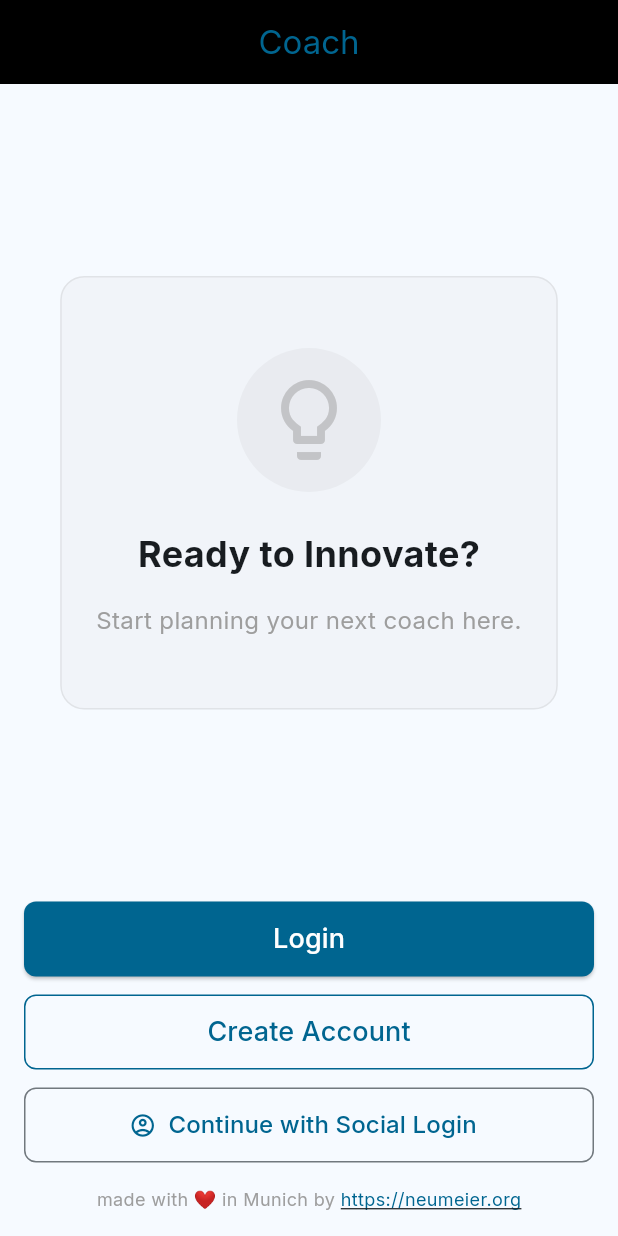
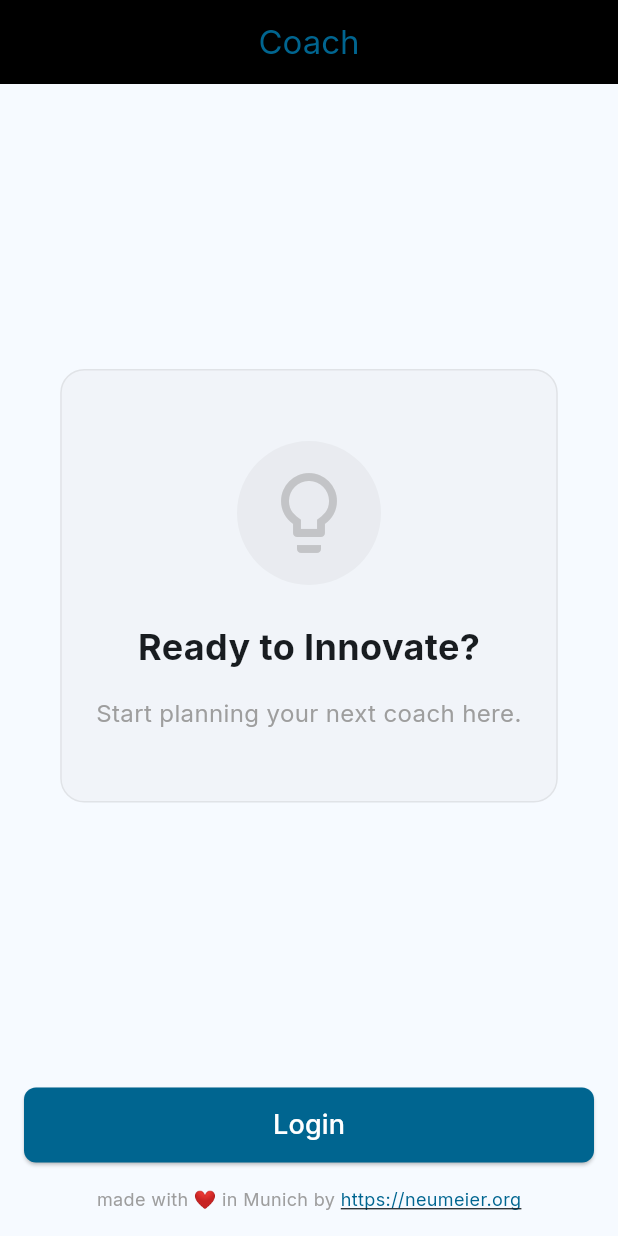
Before and after one commit to andreasofthings/innovation, a Flutter app: the screen it shows after launch, on a phone screen of 412 x 824 dp. Run offline on Flutter 3.47's test engine with Material 3 defaults, Android fonts, the phone set to English and light mode, and no system bars; our stand-ins replace app_links, flutter_colorpicker, flutter_secure_storage, google_fonts; missing offline and left inert: flutter_appauth; accounts and stored records are empty.

Commit message:
fix: improve login resilience and unify platform builds
- Refactored AuthProvider to support platform-specific redirect URLs
  (Web vs Native) and allow bypassing OIDC discovery to solve "Load failed"
  errors on mobile browsers.
- Simplified LoginScreen by offloading registration and social login
  to Authentik server-side flows.
- Updated ios.yml workflow to include necessary --dart-define flags
  consistent with the Web build.
- Updated tests and verified UI on Web.

Co-authored-by: andreasofthings <1290581+andreasofthings@users.noreply.github.com>

```diff
--- a/lib/screens/login_screen.dart
+++ b/lib/screens/login_screen.dart
@@ -104,47 +104,6 @@ class LoginScreen extends StatelessWidget {
                             ),
                           ),
                         ),
-                        const SizedBox(height: 12),
-                        SizedBox(
-                          width: double.infinity,
-                          height: 50,
-                          child: OutlinedButton(
-                            onPressed: () {
-                              _handleEnroll(context);
-                            },
-                            style: OutlinedButton.styleFrom(
-                              side: BorderSide(color: colorScheme.primary),
-                              foregroundColor: colorScheme.primary,
-                              shape: RoundedRectangleBorder(
-                                borderRadius: BorderRadius.circular(8),
-                              ),
-                            ),
-                            child: const Text(
-                              'Create Account',
-                              style: TextStyle(fontSize: 18),
-                            ),
-                          ),
-                        ),
-                        const SizedBox(height: 12),
-                        SizedBox(
-                          width: double.infinity,
-                          height: 50,
-                          child: OutlinedButton.icon(
-                            onPressed: () {
-                              _handleSocialLogin(context);
-                            },
-                            icon: const Icon(Icons.account_circle_outlined),
-                            label: const Text(
-                              'Continue with Social Login',
-                              style: TextStyle(fontSize: 16),
-                            ),
-                            style: OutlinedButton.styleFrom(
-                              shape: RoundedRectangleBorder(
-                                borderRadius: BorderRadius.circular(8),
-                              ),
-                            ),
-                          ),
-                        ),
                         const SizedBox(height: 16),
                       ],
                     ),
@@ -191,25 +150,6 @@ class LoginScreen extends StatelessWidget {
     }
   }
 
-  Future<void> _handleEnroll(BuildContext context) async {
-    try {
-      final auth = context.read<AuthProvider>();
-      await auth.login(flow: 'coach-enrollment');
-    } catch (e) {
-      _showError(context, e);
-    }
-  }
-
-  Future<void> _handleSocialLogin(BuildContext context) async {
-    try {
-      await context.read<AuthProvider>().login(
-            idpHint: 'google',
-          );
-    } catch (e) {
-      _showError(context, e);
-    }
-  }
-
   void _showError(BuildContext context, dynamic e) {
     if (context.mounted) {
       ScaffoldMessenger.of(context).showSnackBar(
--- /dev/null
+++ b/package.json
@@ -0,0 +1,5 @@
+{
+  "dependencies": {
+    "playwright": "^1.59.1"
+  }
+}
```
Also changed, not shown: lib/providers/auth_provider.dart (+45 -22 lines), login_screen.png (added), package-lock.json (added), 1 other file.
